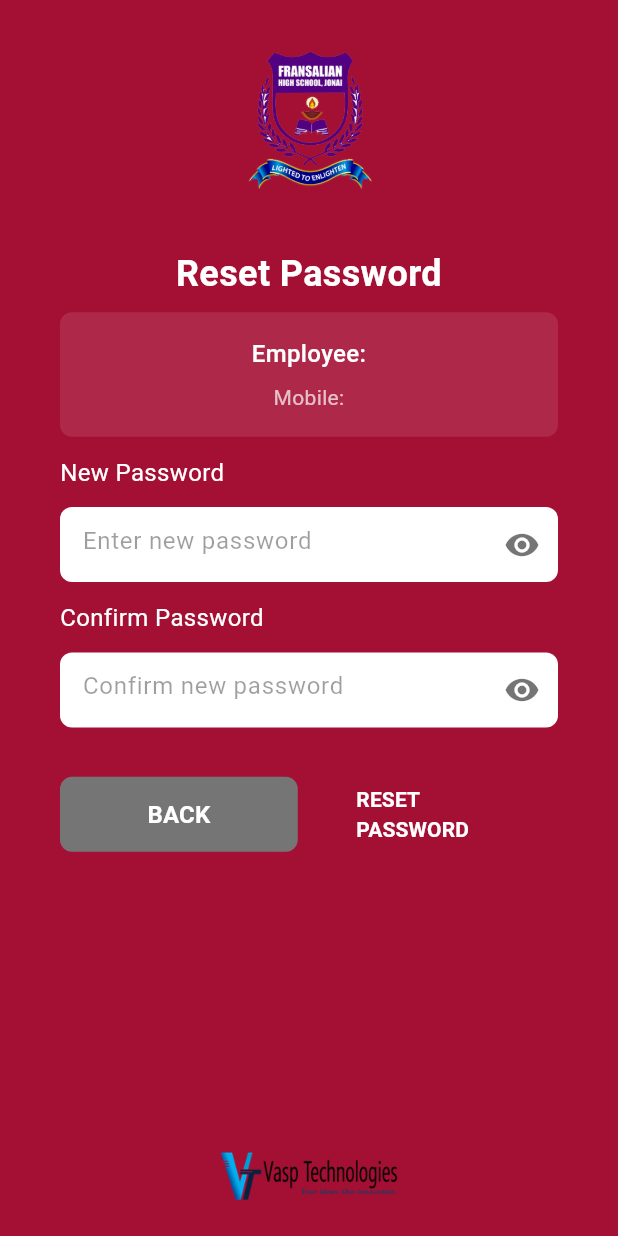
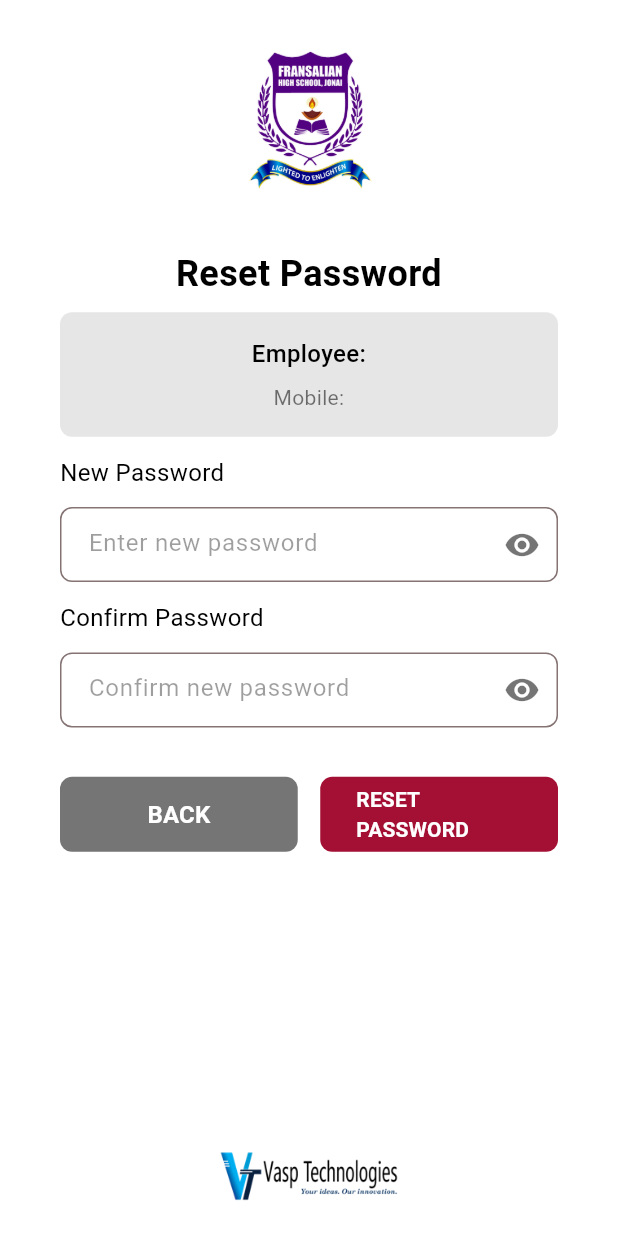
Before and after one commit to HappySR/fransalian, a Flutter app: the ResetPasswordScreen screen opened directly with empty values, on a phone screen of 412 x 824 dp. Run offline on Flutter 3.47's test engine with Material 3 defaults, Android fonts, the phone set to English and light mode, and no system bars; our stand-ins replace flutter_dotenv, get_storage, webview_flutter; accounts and stored records are empty; network calls fail.

Commit message:
Changed the theme to Red

```diff
--- a/lib/screens/login_screen.dart
+++ b/lib/screens/login_screen.dart
@@ -206,9 +206,9 @@
                               margin: const EdgeInsets.only(top: 8),
                               padding: const EdgeInsets.all(8),
                               decoration: BoxDecoration(
-                                color: Colors.red.withOpacity(0.1),
+                                color: Colors.red.withAlpha(25),
                                 borderRadius: BorderRadius.circular(4),
-                                border: Border.all(color: Colors.red.withOpacity(0.3)),
+                                border: Border.all(color: Colors.red.withAlpha(76)),
                               ),
                               child: Text(
                                 _errorMessage!,
--- a/lib/screens/reset_password_screen.dart
+++ b/lib/screens/reset_password_screen.dart
@@ -57,9 +57,9 @@
       return;
     }
 
-    if (newPasswordController.text.length < 5) {
+    if (newPasswordController.text.length < 4) {
       setState(() {
-        _errorMessage = 'Password must be at least 5 characters long';
+        _errorMessage = 'Password must be at least 4 characters long';
         _successMessage = null;
       });
       return;
@@ -140,7 +140,7 @@
     final screenHeight = MediaQuery.of(context).size.height;
 
     return Scaffold(
-      backgroundColor: const Color(0xFFA41034),
+      backgroundColor: Colors.white,
       body: SafeArea(
           child: Column(
             children: [
@@ -163,7 +163,7 @@
                 child: Text(
                   'Reset Password',
                   style: TextStyle(
-                    color: Colors.white,
+                    color: Colors.black,
                     fontSize: 24,
                     fontWeight: FontWeight.w600,
                   ),
@@ -180,7 +180,7 @@
                   width: double.infinity,
                   padding: const EdgeInsets.all(16),
                   decoration: BoxDecoration(
-                    color: Colors.white.withOpacity(0.1),
+                    color: Colors.black.withAlpha(25),
                     borderRadius: BorderRadius.circular(8),
                   ),
                   child: Column(
@@ -188,7 +188,7 @@
                       Text(
                         '${widget.isStudent ? 'Student' : 'Employee'}: ${widget.username}',
                         style: TextStyle(
-                          color: Colors.white,
+                          color: Colors.black,
                           fontSize: 16,
                           fontWeight: FontWeight.w500,
                         ),
@@ -198,7 +198,7 @@
                       Text(
                         'Mobile: $maskedMobile',
                         style: TextStyle(
-                          color: Colors.white70,
+                          color: Colors.black54,
                           fontSize: 14,
                           fontWeight: FontWeight.w400,
                         ),
@@ -220,7 +220,7 @@
                     const Text(
                       'New Password',
                       style: TextStyle(
-                        color: Colors.white,
+                        color: Colors.black,
                         fontSize: 16,
                         fontWeight: FontWeight.w400,
                       ),
@@ -245,7 +245,13 @@
                             color: Colors.black38,
                             fontSize: 16,
                           ),
-                          border: InputBorder.none,
+                          border: OutlineInputBorder(
+                            borderSide: BorderSide(
+                              color: Color(0xFFA41034),
+                              width: 1.5, // thickness of border
+                            ),
+                            borderRadius: BorderRadius.circular(8),
+                          ),
                           contentPadding: EdgeInsets.symmetric(
                             horizontal: 15,
                             vertical: 15,
@@ -281,7 +287,7 @@
                     const Text(
                       'Confirm Password',
                       style: TextStyle(
-                        color: Colors.white,
+                        color: Colors.black,
                         fontSize: 16,
                         fontWeight: FontWeight.w400,
                       ),
@@ -306,7 +312,13 @@
                             color: Colors.black38,
                             fontSize: 16,
                           ),
-                          border: InputBorder.none,
+                          border: OutlineInputBorder(
+                            borderSide: BorderSide(
+                              color: Color(0xFFA41034),
+                              width: 1.5, // thickness of border
+                            ),
+                            borderRadius: BorderRadius.circular(8),
+                          ),
                           contentPadding: EdgeInsets.symmetric(
                             horizontal: 15,
                             vertical: 15,
@@ -342,13 +354,13 @@
                     padding: const EdgeInsets.all(12),
                     decoration: BoxDecoration(
                       color: _errorMessage != null
-                          ? Colors.red.withOpacity(0.1)
-                          : Colors.green.withOpacity(0.1),
+                          ? Colors.red.withAlpha(25)
+                          : Colors.green.withAlpha(25),
                       borderRadius: BorderRadius.circular(8),
                       border: Border.all(
                         color: _errorMessage != null
-                            ? Colors.red.withOpacity(0.3)
-                            : Colors.green.withOpacity(0.3),
+                            ? Colors.red.withAlpha(76)
+                            : Colors.green.withAlpha(76),
                       ),
                     ),
                     child: Text(
--- a/lib/screens/webview_screen.dart
+++ b/lib/screens/webview_screen.dart
@@ -398,7 +398,7 @@
 
             if (isLoading && isInitialized)
               Container(
-                color: Colors.white.withOpacity(0.8),
+                color: Colors.white.withAlpha(204),
                 child: const Center(
                   child: Column(
                     mainAxisAlignment: MainAxisAlignment.center,
```
Also changed, not shown: lib/screens/forgot_password_screen.dart (+4 -4 lines), lib/screens/otp_verification_screen.dart (+12 -12 lines).
